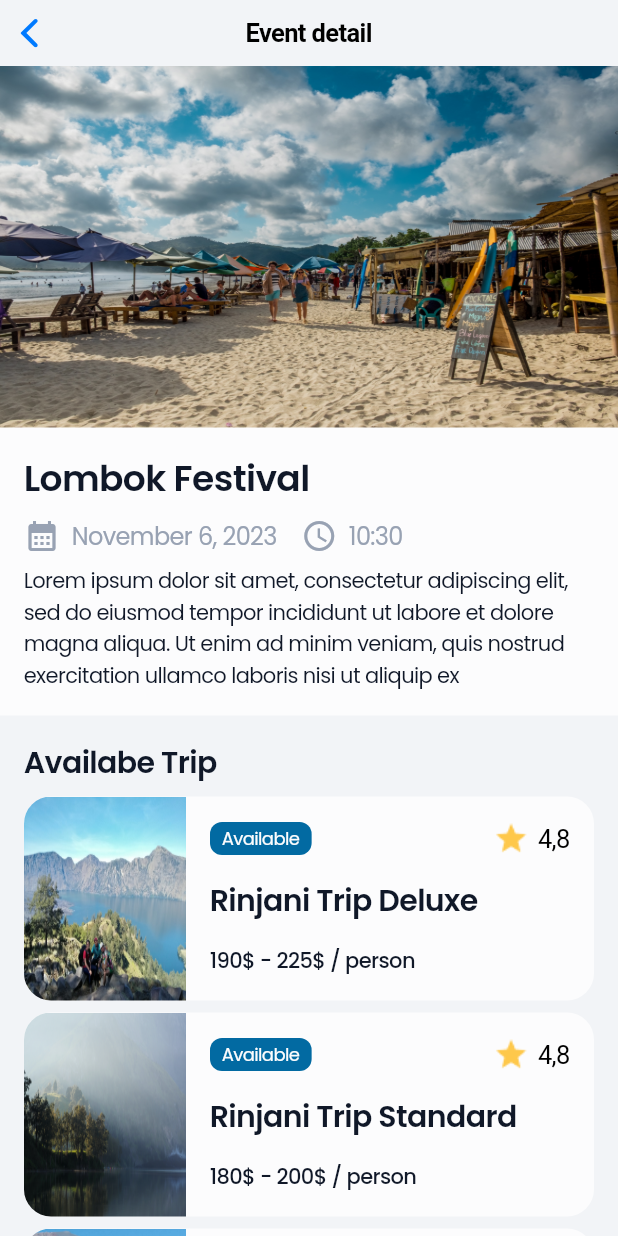
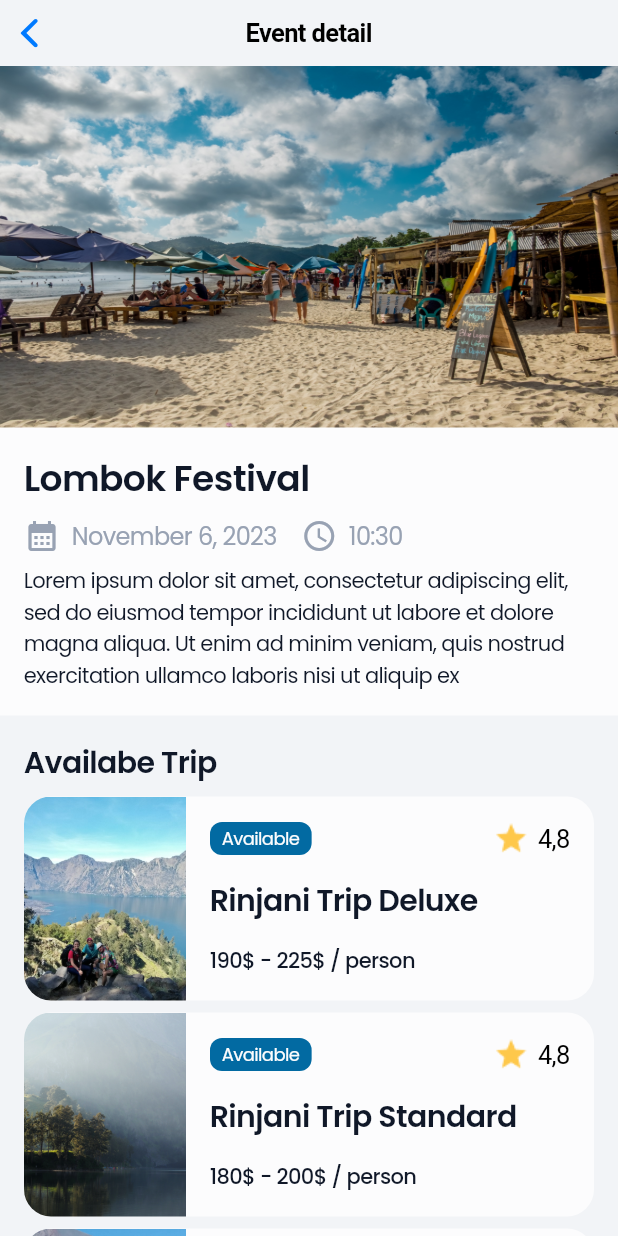
Before and after one commit to rinjani-visitor/rinjani-visior-flutter, a Flutter app: the EventDetailPage screen opened by its route, on a phone screen of 412 x 824 dp. Run offline on Flutter 3.47's test engine with Material 2 defaults, Android fonts, the phone set to English and light mode, and no system bars; our stand-ins replace circular_profile_avatar, dio, dotted_border, file_picker, flutter_image_compress, flutter_riverpod and 12 more; accounts and stored records are empty; generated files the repository leaves out were written again.

Commit message:
fix: stretch picture at big card

```diff
--- a/lib/widget/product/big_card.dart
+++ b/lib/widget/product/big_card.dart
@@ -25,7 +25,7 @@ class BigProductCard extends StatelessWidget {
       width: 108,
       height: 136,
       decoration: BoxDecoration(
-          image: DecorationImage(fit: BoxFit.fill, image: image),
+          image: DecorationImage(fit: BoxFit.cover, image: image),
           borderRadius: BorderRadius.only(
               topLeft: Radius.circular(bigRadius),
               bottomLeft: Radius.circular(bigRadius))),
```
